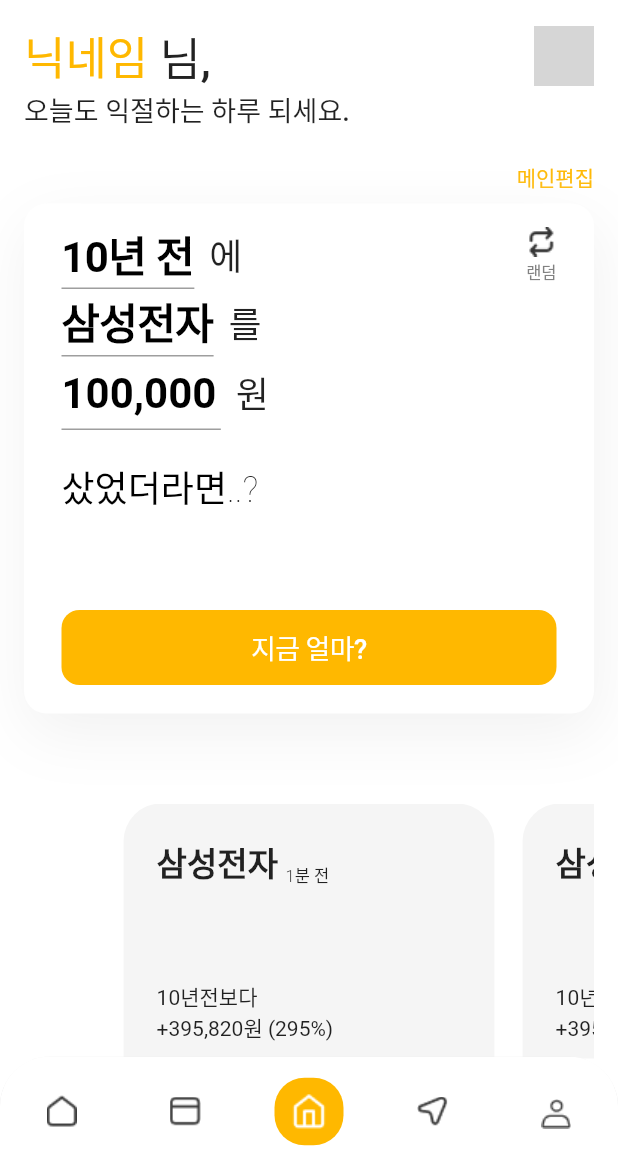
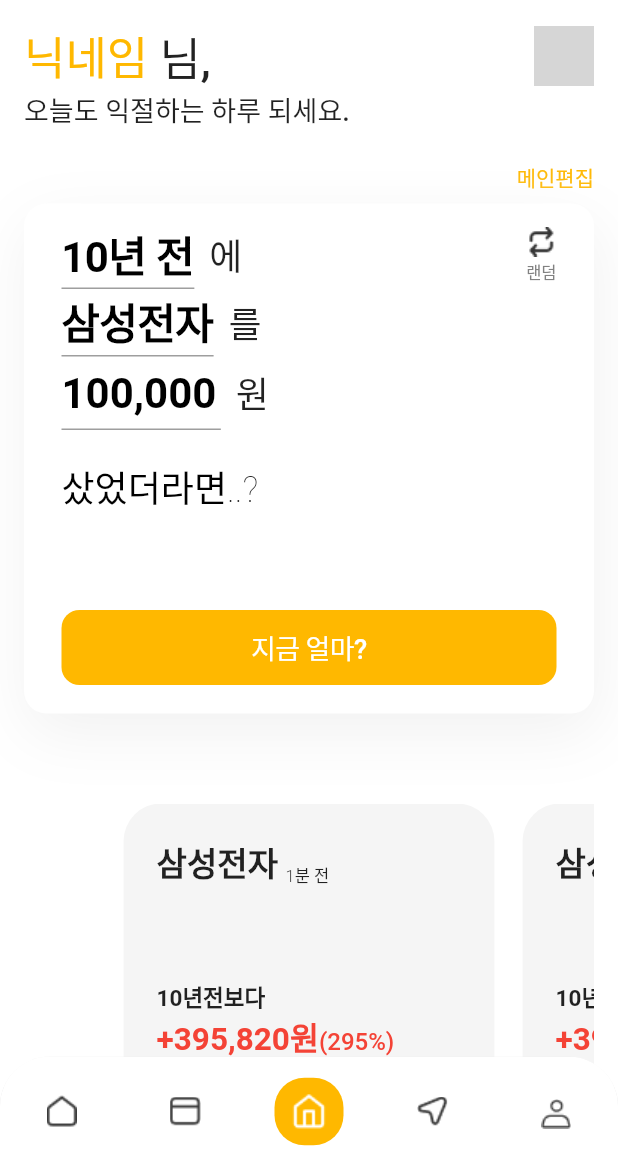
Before and after one commit to Fun-d-6th-Stock-King/should-have-bought-app, a Flutter app: the screen it shows after launch, on a phone screen of 412 x 824 dp, the part 62-1236 px from its top. Run offline on Flutter 3.47's test engine with Material 2 defaults, Android fonts, the phone set to English and light mode, and no system bars; drawn by our look-alikes of auto_size_text, carousel_slider; our stand-ins replace flutter_dotenv; network calls fail; grey boxes are pictures that could not be loaded.

Commit message:
text style 부분 수정 https://github.com/Fun-d-6th-Stock-King/should-have-bought-app/issues/12

```diff
--- a/lib/widgets/hey_you_too/hey_you_too.dart
+++ b/lib/widgets/hey_you_too/hey_you_too.dart
@@ -1,3 +1,4 @@
+import 'package:auto_size_text/auto_size_text.dart';
 import 'package:carousel_slider/carousel_slider.dart';
 import 'package:flutter/cupertino.dart';
 import 'package:flutter/material.dart';
@@ -8,7 +9,7 @@ class HeyYouToo extends StatelessWidget {
   Widget build(BuildContext context) {
     return CarouselSlider(
       options: CarouselOptions(
-        height: 213.0,
+        height: 220.0,
         viewportFraction: 0.7,
         enableInfiniteScroll: false,
       ),
@@ -45,8 +46,29 @@ class HeyYouToo extends StatelessWidget {
                       ],
                     ),
                     SizedBox(height: 63),
-                    Text('10년전보다'),
-                    Text('+395,820원 (295%)'),
+                    Text(
+                      '10년전보다',
+                      style:
+                          TextStyle(fontSize: 15, fontWeight: FontWeight.w700),
+                    ),
+                    AutoSizeText.rich(
+                      TextSpan(
+                          style: TextStyle(
+                            color: Colors.red,
+                            fontWeight: FontWeight.w700,
+                            fontSize: 21,
+                          ),
+                          children: <TextSpan>[
+                            TextSpan(text: '+395,820원'),
+                            TextSpan(
+                              text: '(295%)',
+                              style: TextStyle(
+                                fontSize: 16,
+                                fontWeight: FontWeight.w500,
+                              ),
+                            ),
+                          ]),
+                    ),
                     SizedBox(height: 10),
                     Container(
                       width: 125,
```
